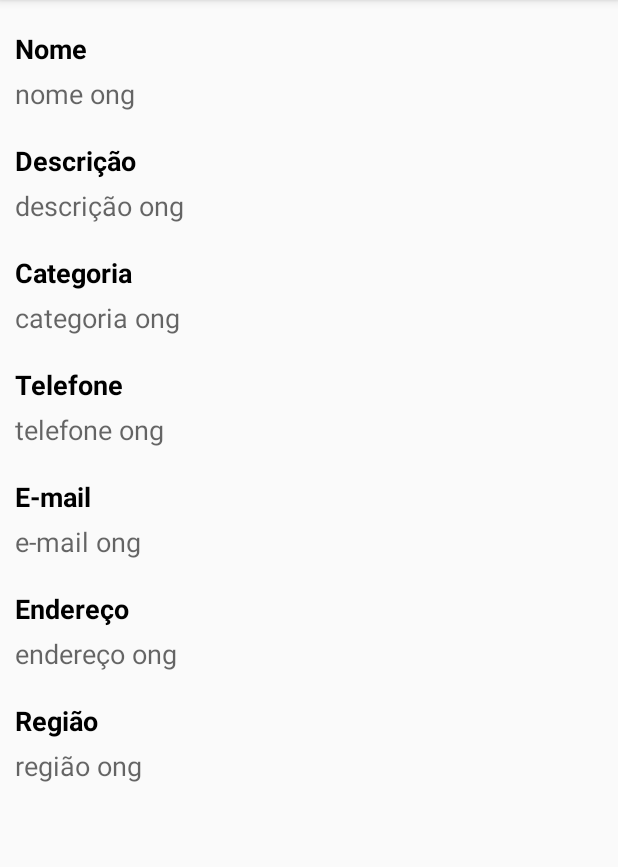
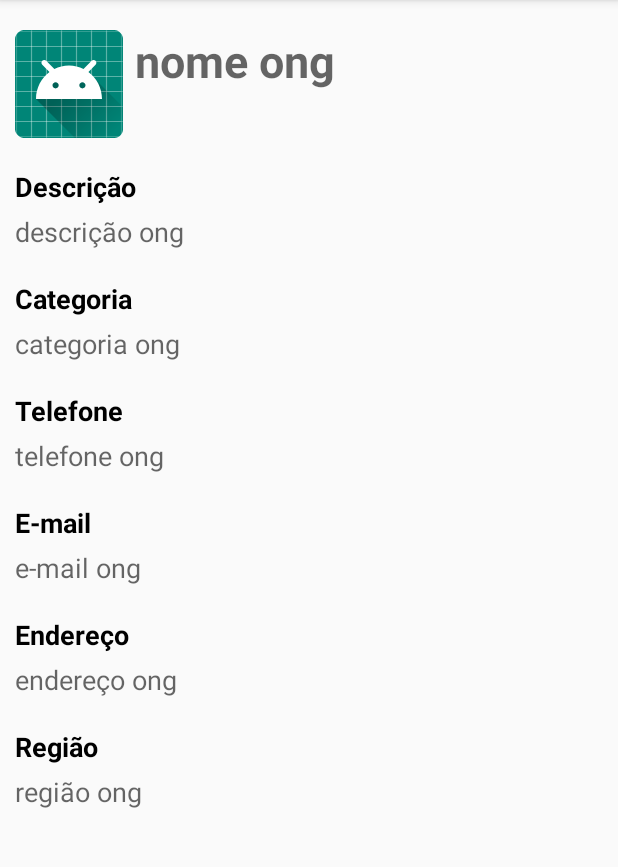
Before and after one commit to team-crossover/mobiliza, an Android app: the DetailedOngActivity screen opened directly, with no data from a screen before it, on a phone screen of 412 x 824 dp, the part 84-951 px from its top. Run offline under Robolectric (Android 15) with nearby library versions, the phone set to English and light mode, and no system bars; 2 statements that could not run were skipped.

Commit message:
Adicionado drawableLeft em textView

```diff
--- a/App/app/src/main/res/layout/activity_detailed_ong.xml
+++ b/App/app/src/main/res/layout/activity_detailed_ong.xml
@@ -18,21 +18,16 @@
             android:layout_marginTop="20dp" >
 
             <TextView
-                android:id="@+id/textViewNome"
-                android:layout_width="match_parent"
-                android:layout_height="wrap_content"
-                android:text="Nome"
-                android:textColor="@color/common_google_signin_btn_text_dark_focused"
-                android:textStyle="bold"
-                android:textSize="18sp"
-                android:layout_marginBottom="5dp"/>
-
-            <TextView
                 android:id="@+id/detailOngName"
                 android:layout_width="match_parent"
                 android:layout_height="wrap_content"
                 android:text="nome ong"
-                android:textAppearance="@style/TextAppearance.AppCompat.Medium"/>
+                android:textAppearance="@style/TextAppearance.AppCompat.Medium"
+                android:drawableLeft="@mipmap/ic_launcher_round"
+                android:textStyle="bold"
+                android:drawablePadding="8dp"
+                android:textSize="30sp"
+                android:gravity="left" />
 
             <TextView
                 android:id="@+id/textViewDescricao"
```
